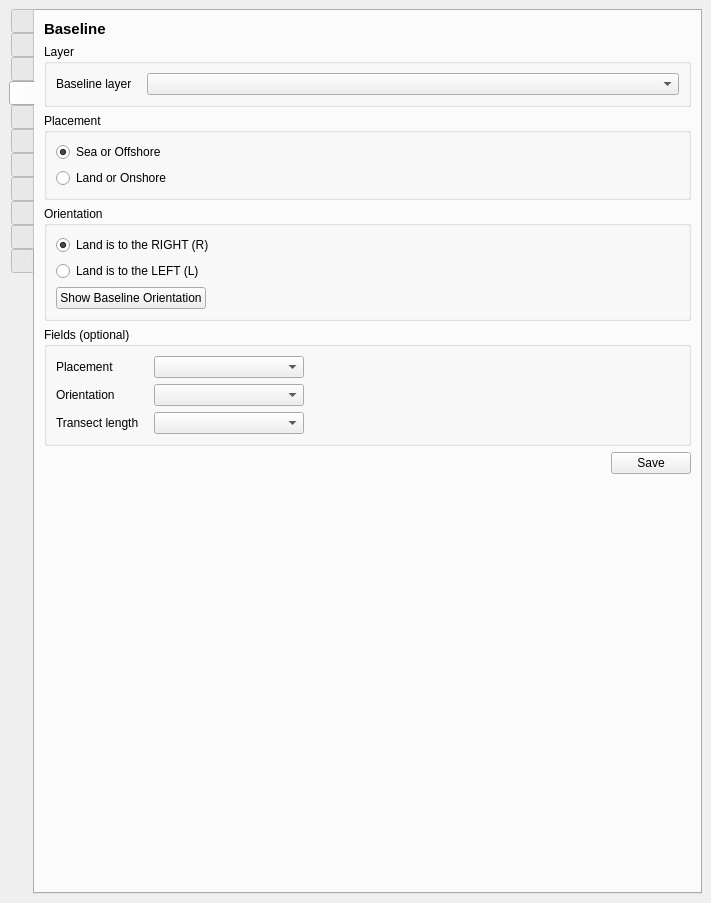
qscat/qscat, file qscat/qscat_dockwidget_base.ui: the form before one commit.
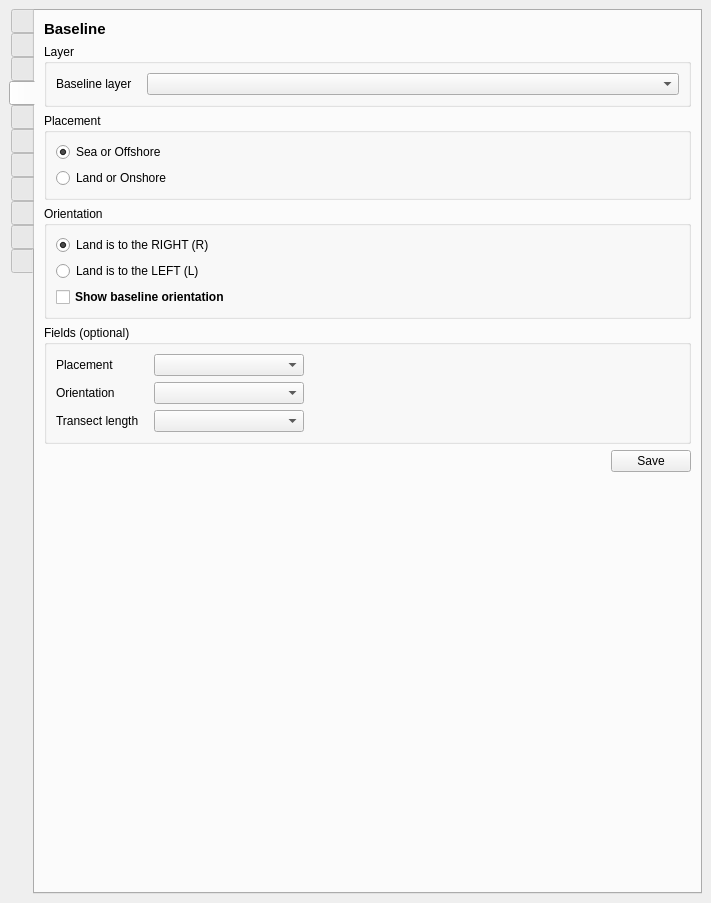
The form after the commit. The open tabs and pages were chosen to show the change. Icons and pictures are not drawn. Custom widgets are drawn as their Qt base class.

Commit message: feat: add a way to hide baseline orientation symbology

Diff of the .ui file:
```diff
--- a/qscat/qscat_dockwidget_base.ui
+++ b/qscat/qscat_dockwidget_base.ui
@@ -884,9 +884,23 @@
             </widget>
            </item>
            <item row="2" column="0">
-            <widget class="QPushButton" name="pb_baseline_show_orientation">
+            <widget class="QCheckBox" name="cb_baseline_orientation">
+             <property name="font">
+              <font>
+               <weight>75</weight>
+               <italic>false</italic>
+               <bold>true</bold>
+               <underline>false</underline>
+              </font>
+             </property>
              <property name="text">
-              <string>Show Baseline Orientation</string>
+              <string>Show baseline orientation</string>
+             </property>
+             <property name="autoRepeat">
+              <bool>false</bool>
+             </property>
+             <property name="tristate">
+              <bool>false</bool>
              </property>
             </widget>
            </item>
```
The commit also changes 3 other files.
